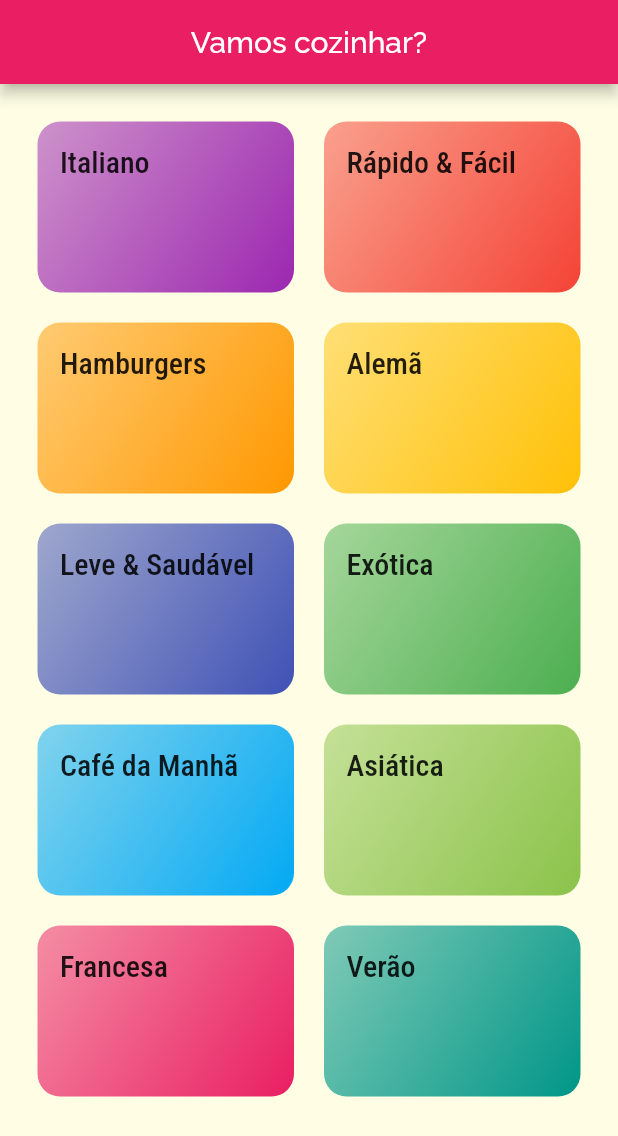
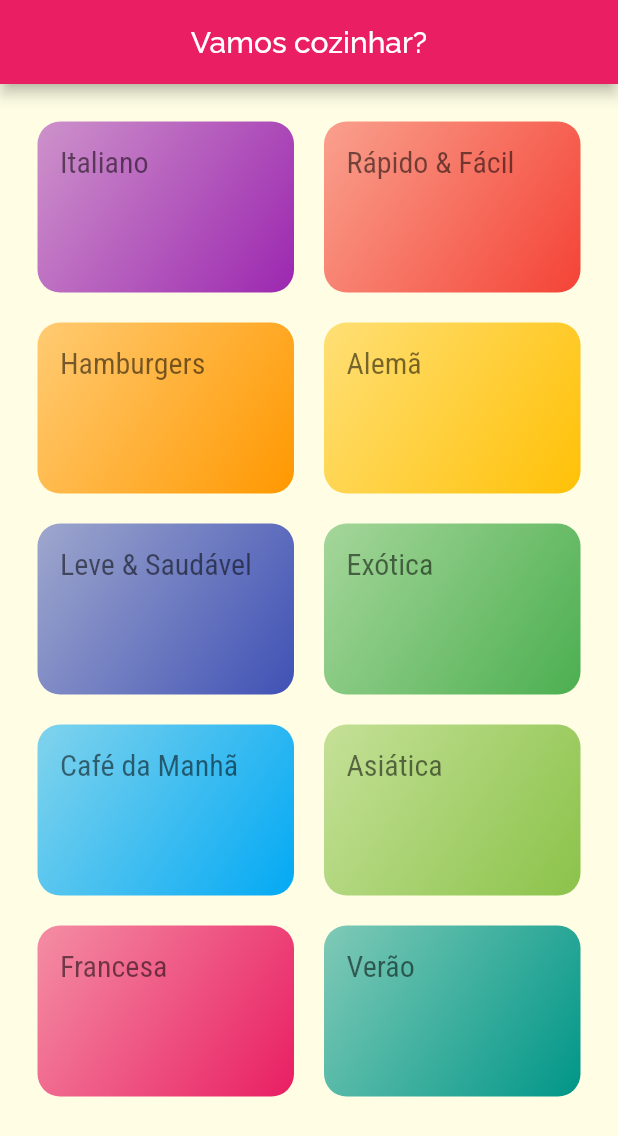
Before and after one commit to diogo-agb/projeto_meals, a Flutter app: the screen it shows after launch, on a phone screen of 412 x 824 dp. Shown: the top 1136 px of the screen. Run offline on Flutter 3.47's test engine with Material 2 defaults, Android fonts, the phone set to English and light mode, and no system bars.

```diff
--- a/lib/components/category_item.dart
+++ b/lib/components/category_item.dart
@@ -27,8 +27,7 @@ class CategoryItem extends StatelessWidget {
         padding: const EdgeInsets.all(15),
         child: Text(
           category.title,
-          // ignore: deprecated_member_use
-          style: Theme.of(context).textTheme.title,
+          style: Theme.of(context).textTheme.headline2,
         ),
         decoration: BoxDecoration(
           borderRadius: BorderRadius.circular(15),
--- a/lib/main.dart
+++ b/lib/main.dart
@@ -2,6 +2,7 @@ import 'package:flutter/material.dart';
 import './screens/categories_screen.dart';
 import './screens/categories_meals_screen.dart';
 import './utils/app_routes.dart';
+import './screens/meal_detail_screen.dart';
 
 void main() => runApp(MyApp());
 
@@ -17,11 +18,15 @@ class MyApp extends StatelessWidget {
         fontFamily: 'Raleway',
         canvasColor: Color.fromRGBO(255, 254, 229, 1),
         textTheme: ThemeData.light().textTheme.copyWith(
-              // ignore: deprecated_member_use
-              title: TextStyle(
+              headline2: TextStyle(
                 fontSize: 20,
                 fontFamily: 'RobotoCondensed',
               ),
+              // ignore: deprecated_member_use
+              // title: TextStyle(
+              //   fontSize: 20,
+              //   fontFamily: 'RobotoCondensed',
+              // ),
             ),
       ),
       // home: CategoriesScreen(), também é possível chamar a tela principal através das rotas (routes)
@@ -31,7 +36,22 @@ class MyApp extends StatelessWidget {
       routes: {
         AppRoutes.HOME: (ctx) => CategoriesScreen(),
         AppRoutes.CATEGORIES_MEALS: (ctx) => CategoriesMealsScreen(),
+        AppRoutes.MEAL_DETAIL: (ctx) => MealDetailScreen(),
       },
+      // onGenerateRoute: (settings) {
+      //   if (settings.name == "/alguma-coisa") {
+      //     return null;
+      //   } else if (settings.name == "/outra-coisa") {
+      //     return null;
+      //   } else {
+      //     return MaterialPageRoute(
+      //       builder: (_) => CategoriesScreen(),
+      //     );
+      //   }
+      // },
+      // onUnknownRoute: (settings) {
+      //   return MaterialPageRoute(builder: (_) => CategoriesScreen());
+      // },
     );
   }
 }
--- a/lib/utils/app_routes.dart
+++ b/lib/utils/app_routes.dart
@@ -1,4 +1,5 @@
 class AppRoutes {
   static const HOME = '/';
   static const CATEGORIES_MEALS = '/categories-meals';
+  static const MEAL_DETAIL = '/meal-detail';
 }
```
Also changed, not shown: lib/components/meal_item.dart (+9 -2 lines), lib/screens/meal_detail_screen.dart (added, +34 -0 lines), assets/dishes-297268_1280.png (added), assets/eat-4461470_1280.png (added), assets/logo_launcher.png (added).
